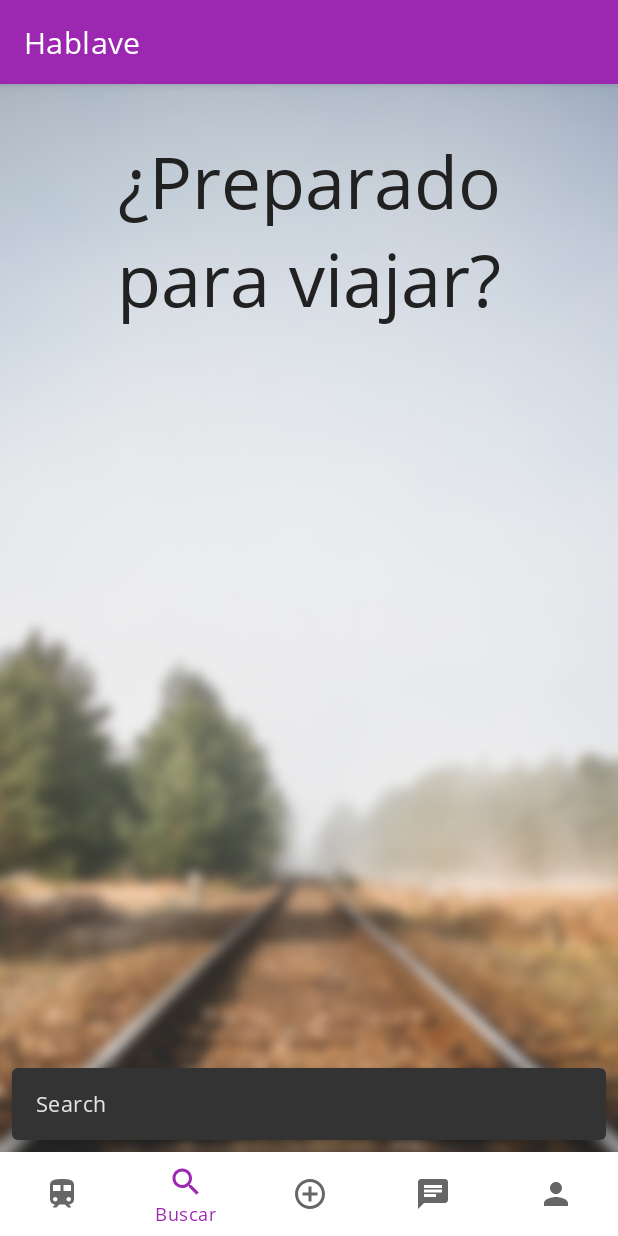
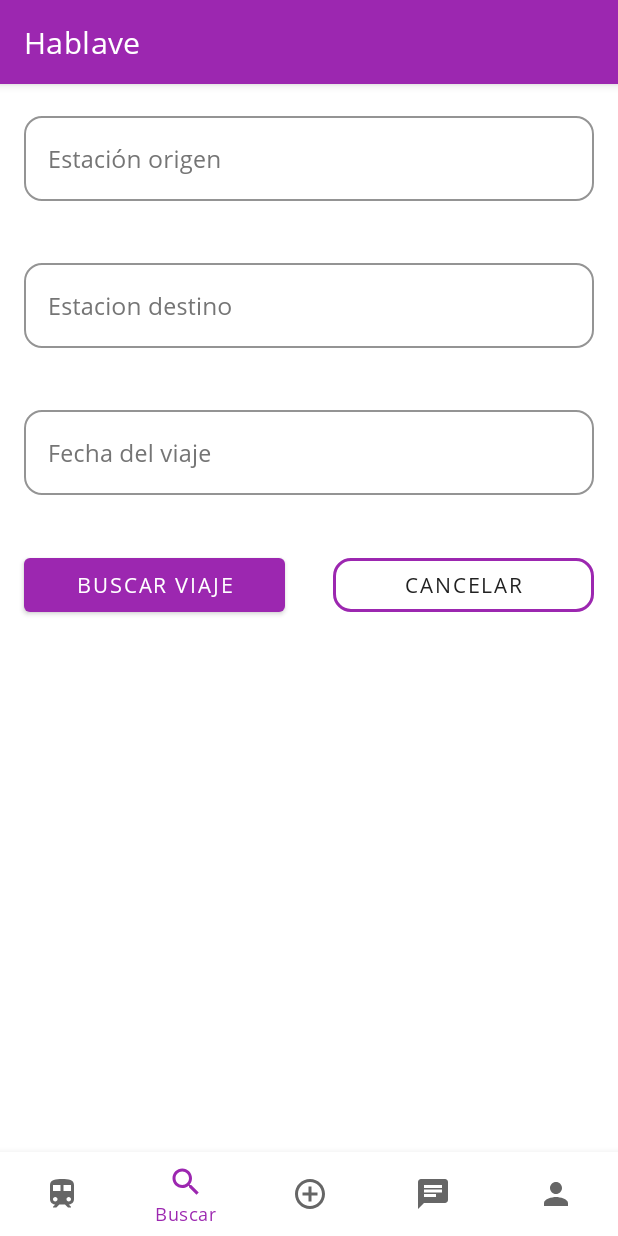
Before and after one commit to ElAdrixHD/hablave2.0, an Android app: the screen it shows after launch once a user with an empty profile is signed in (PrincipalActivity), item 2 of the bottom bar chosen, on a phone screen of 412 x 824 dp. Run offline under Robolectric (Android 15) with nearby library versions, the phone set to English and light mode, and no system bars; our stand-ins replace Firebase (no records; nobody signed in at launch, a user with empty details on screens opened directly).

Commit message:
Empezando search

```diff
--- a/app/src/main/java/es/adrianmmudarra/hablave/data/repository/FirebaseDatabaseStationRepository.kt
+++ b/app/src/main/java/es/adrianmmudarra/hablave/data/repository/FirebaseDatabaseStationRepository.kt
@@ -6,6 +6,9 @@ import es.adrianmmudarra.hablave.data.model.Station
 class FirebaseDatabaseStationRepository {
 
     interface CreateTripInteract{
+        fun onSuccessGetStation(stations: ArrayList<Station>)
+    }
+    interface SearchTripInteract{
         fun onSuccessGetStation(stations: ArrayList<Station>)
     }
 
@@ -31,4 +34,14 @@ class FirebaseDatabaseStationRepository {
             createTripInteract.onSuccessGetStation(stations)
         }
     }
+
+    fun getStations(searchTripInteract: SearchTripInteract){
+        val stations = ArrayList<Station>()
+        database.collection("Station").get().addOnSuccessListener { documents ->
+            for (document in documents) {
+                stations.add(document.toObject(Station::class.java))
+            }
+            searchTripInteract.onSuccessGetStation(stations)
+        }
+    }
 }
--- a/app/src/main/java/es/adrianmmudarra/hablave/ui/principal/PrincipalActivity.kt
+++ b/app/src/main/java/es/adrianmmudarra/hablave/ui/principal/PrincipalActivity.kt
@@ -15,10 +15,12 @@ import es.adrianmmudarra.hablave.ui.create.CreateTripView
 import es.adrianmmudarra.hablave.ui.login.LoginActivity
 import es.adrianmmudarra.hablave.ui.profile.ProfileDataView
 import es.adrianmmudarra.hablave.ui.profile.ProfileView
+import es.adrianmmudarra.hablave.ui.search.SearchTripPresenter
+import es.adrianmmudarra.hablave.ui.search.SearchTripView
 import kotlinx.android.synthetic.main.layout_main.*
 import kotlinx.android.synthetic.main.layout_principal.*
 
-class PrincipalActivity : AppCompatActivity(), PrincipalView.OnPrincipalViewInteract , ProfileDataView.OnProfileDataInterface, CreateTripView.OnCreateTripInterface, ProfileView.OnProfileViewInterface{
+class PrincipalActivity : AppCompatActivity(), PrincipalView.OnPrincipalViewInteract , ProfileDataView.OnProfileDataInterface, CreateTripView.OnCreateTripInterface, ProfileView.OnProfileViewInterface, SearchTripView.OnSearchTripInterface{
 
     lateinit var mainCoordinator : CoordinatorLayout
         private set
@@ -28,6 +30,9 @@ class PrincipalActivity : AppCompatActivity(), PrincipalView.OnPrincipalViewInte
 
     private var createTripView: CreateTripView? = null
     private var createTripPresenter: CreateTripPresenter? = null
+
+    private var searchTripView: SearchTripView? = null
+    private var searchTripPresenter: SearchTripPresenter? = null
 
     private var doubleBack = false
 
@@ -93,7 +98,20 @@ class PrincipalActivity : AppCompatActivity(), PrincipalView.OnPrincipalViewInte
     }
 
     private fun showSearch() {
-        Snackbar.make(mainCoordinator, "Search", Snackbar.LENGTH_SHORT).show()
+        searchTripView = supportFragmentManager.findFragmentByTag(SearchTripView.TAG) as SearchTripView?
+        if (searchTripView == null){
+            searchTripView = SearchTripView.newInstance(null)
+        }
+        supportFragmentManager.popBackStack(null, FragmentManager.POP_BACK_STACK_INCLUSIVE)
+
+        supportFragmentManager
+            .beginTransaction()
+            .replace(R.id.contenido, searchTripView!!, SearchTripView.TAG)
+            .addToBackStack(null)
+            .commit()
+
+        searchTripPresenter = SearchTripPresenter(searchTripView!!)
+        searchTripView?.setPresenter(searchTripPresenter!!)
     }
 
     private fun showPrincipal() {
@@ -169,4 +187,10 @@ class PrincipalActivity : AppCompatActivity(), PrincipalView.OnPrincipalViewInte
             bottom_nav_menu.selectedItemId = R.id.nav_profile
         }
     }
+
+    override fun onResumeSearchTrip() {
+        if(bottom_nav_menu.selectedItemId != R.id.nav_search){
+            bottom_nav_menu.selectedItemId = R.id.nav_search
+        }
+    }
 }
--- /dev/null
+++ b/app/src/main/java/es/adrianmmudarra/hablave/ui/search/SearchTripPresenter.kt
@@ -0,0 +1,16 @@
+package es.adrianmmudarra.hablave.ui.search
+
+import es.adrianmmudarra.hablave.data.model.Station
+import es.adrianmmudarra.hablave.data.repository.FirebaseDatabaseStationRepository
+
+class SearchTripPresenter(private val view: SearchTripContract.View) : SearchTripContract.Presenter, FirebaseDatabaseStationRepository.SearchTripInteract{
+
+    override fun loadStations() {
+        FirebaseDatabaseStationRepository.getInstance().getStations(this)
+    }
+
+    override fun onSuccessGetStation(stations: ArrayList<Station>) {
+        view.setStations(stations)
+    }
+
+}
--- /dev/null
+++ b/app/src/main/java/es/adrianmmudarra/hablave/ui/search/SearchTripView.kt
@@ -0,0 +1,183 @@
+package es.adrianmmudarra.hablave.ui.search
+
+import android.app.DatePickerDialog
+import android.content.Context
+import android.os.Bundle
+import androidx.fragment.app.Fragment
+import android.view.LayoutInflater
+import android.view.View
+import android.view.ViewGroup
+import android.widget.ArrayAdapter
+import android.widget.Toast
+import androidx.appcompat.app.AlertDialog
+import com.google.android.material.snackbar.Snackbar
+import com.google.android.material.textfield.TextInputEditText
+import es.adrianmmudarra.hablave.R
+import es.adrianmmudarra.hablave.data.model.Station
+import es.adrianmmudarra.hablave.ui.principal.PrincipalActivity
+import kotlinx.android.synthetic.main.fragment_create_trip_view.*
+import kotlinx.android.synthetic.main.fragment_search_trip_view.*
+import java.util.*
+import kotlin.collections.ArrayList
+
+class SearchTripView : Fragment(), SearchTripContract.View {
+
+    private var activity: OnSearchTripInterface? = null
+    private var presenter: SearchTripContract.Presenter? = null
+
+    private val stations : ArrayList<Station> = ArrayList()
+    private var adapter: ArrayAdapter<Station>? = null
+
+    private var stationOrigin: Station? = null
+    private var stationDest: Station? = null
+
+    override fun onCreate(savedInstanceState: Bundle?) {
+        super.onCreate(savedInstanceState)
+        retainInstance = true
+    }
+
+    override fun onResume() {
+        super.onResume()
+        activity?.onResumeSearchTrip()
+    }
+
+    override fun onStart() {
+        super.onStart()
+        presenter?.loadStations()
+    }
+
+    override fun onAttach(context: Context) {
+        super.onAttach(context)
+        activity = context as OnSearchTripInterface
+    }
+
+    override fun onDetach() {
+        super.onDetach()
+        activity = null
+    }
+
+    override fun onCreateView(
+        inflater: LayoutInflater, container: ViewGroup?,
+        savedInstanceState: Bundle?
+    ): View? {
+        // Inflate the layout for this fragment
+        return inflater.inflate(R.layout.fragment_search_trip_view, container, false)
+    }
+
+    override fun onViewCreated(view: View, savedInstanceState: Bundle?) {
+        super.onViewCreated(view, savedInstanceState)
+
+        tiledSearchTripStationOrigin.setOnClickListener {
+            adapter = ArrayAdapter(context!!, android.R.layout.simple_expandable_list_item_1, stations)
+            val alertDialog: AlertDialog.Builder = AlertDialog.Builder(context!!)
+                .setSingleChoiceItems(
+                    adapter,
+                    0
+                ) { dialog, item ->
+                    stationOrigin = adapter!!.getItem(item)
+                    (it as TextInputEditText).setText(adapter!!.getItem(item).toString())
+                    dialog.dismiss() }
+
+            alertDialog.create().show()
+        }
+        tiledSearchTripStationDest.setOnClickListener {
+            adapter = ArrayAdapter(context!!, android.R.layout.simple_expandable_list_item_1, stations)
+            val alertDialog: AlertDialog.Builder = AlertDialog.Builder(context!!)
+                .setSingleChoiceItems(
+                    adapter,
+                    0
+                ) { dialog, item ->
+                    stationDest = adapter!!.getItem(item)
+                    (it as TextInputEditText).setText(adapter!!.getItem(item).toString())
+                    dialog.dismiss() }
+
+            alertDialog.create().show()
+        }
+
+        tiledSearchTripDate.setOnClickListener {
+            clickDataPicker()
+        }
+
+        btnSearchTripCancel.setOnClickListener {
+            activity?.onCancel()
+        }
+    }
+
+    interface OnSearchTripInterface{
+        fun onResumeSearchTrip()
+        fun onCancel()
+    }
+
+    companion object {
+        const val TAG = "SearchTripView"
+        @JvmStatic
+        fun newInstance(bundle: Bundle?) =
+            SearchTripView().apply {
+                arguments = bundle
+            }
+    }
+
+    private fun clickDataPicker() {
+        val c = Calendar.getInstance()
+        val year = c.get(Calendar.YEAR)
+        val month = c.get(Calendar.MONTH)
+        val day = c.get(Calendar.DAY_OF_MONTH)
+
+        val dpd = DatePickerDialog(context!!, DatePickerDialog.OnDateSetListener { _, myYear, monthOfYear, dayOfMonth ->
+            tiledSearchTripDate.setText("$myYear-${String.format("%02d",monthOfYear+1)}-${String.format("%02d",dayOfMonth)}")
+
+        }, year, month, day)
+        dpd.datePicker.minDate = c.add(Calendar.DAY_OF_MONTH,1).let { c.timeInMillis }
+        dpd.show()
+    }
+
+    override fun onErrorStationOrigin(error: Int) {
+        tilSearchTripStationOrigin.error = getString(error)
+    }
+
+    override fun onClearStationOrigin() {
+        tilSearchTripStationOrigin.error = null
+    }
+
+    override fun onErrorStationDest(error: Int) {
+        tilSearchTripStationDest.error = getString(error)
+    }
+
+    override fun onClearStationDest() {
+        tilSearchTripStationDest.error = null
+    }
+
+    override fun onErrorDateTrip(error: Int) {
+        tilSearchTripDate.error = getString(error)
+    }
+
+    override fun onClearDateTrip() {
+        tilSearchTripDate.error = null
+    }
+
+    override fun setStations(station: ArrayList<Station>) {
+        this.stations.clear()
+        this.stations.addAll(station)
+        this.adapter?.notifyDataSetChanged()
+    }
+
+    override fun setPresenter(presenter: SearchTripContract.Presenter) {
+        this.presenter = presenter
+    }
+
+    override fun onToastError(error: Int) {
+        Toast.makeText(context, getString(error), Toast.LENGTH_SHORT).show()
+    }
+
+    override fun onToastError(error: String) {
+        Toast.makeText(context, error, Toast.LENGTH_SHORT).show()
+    }
+
+    override fun onSnakbarError(error: Int) {
+        Snackbar.make((activity as PrincipalActivity).mainCoordinator,getString(error), Snackbar.LENGTH_SHORT).show()
+    }
+
+    override fun onSnakbarError(error: String) {
+        Snackbar.make((activity as PrincipalActivity).mainCoordinator,error, Snackbar.LENGTH_SHORT).show()
+    }
+}
--- /dev/null
+++ b/app/src/main/res/layout/fragment_search_trip_view.xml
@@ -0,0 +1,92 @@
+<?xml version="1.0" encoding="utf-8"?>
+<LinearLayout xmlns:android="http://schemas.android.com/apk/res/android"
+    xmlns:tools="http://schemas.android.com/tools"
+    android:layout_width="match_parent"
+    android:layout_height="match_parent"
+    xmlns:app="http://schemas.android.com/apk/res-auto"
+    android:orientation="vertical">
+
+    <com.google.android.material.textfield.TextInputLayout
+        android:id="@+id/tilSearchTripStationOrigin"
+        style="@style/TextInputLayoutCustom"
+        android:layout_width="match_parent"
+        android:layout_height="wrap_content"
+        android:layout_marginHorizontal="@dimen/margin_16dp"
+        android:layout_marginTop="@dimen/margin_16dp"
+        app:errorEnabled="true">
+
+        <com.google.android.material.textfield.TextInputEditText
+            android:id="@+id/tiledSearchTripStationOrigin"
+            android:layout_width="match_parent"
+            android:layout_height="wrap_content"
+            android:hint="@string/estacion_origen"
+            android:clickable="true"
+            android:focusable="false"
+            android:inputType="none"/>
+    </com.google.android.material.textfield.TextInputLayout>
+
+    <com.google.android.material.textfield.TextInputLayout
+        android:id="@+id/tilSearchTripStationDest"
+        style="@style/TextInputLayoutCustom"
+        android:layout_width="match_parent"
+        android:layout_height="wrap_content"
+        android:layout_marginHorizontal="@dimen/margin_16dp"
+        android:layout_marginTop="@dimen/margin_16dp"
+        app:errorEnabled="true">
+
+        <com.google.android.material.textfield.TextInputEditText
+            android:id="@+id/tiledSearchTripStationDest"
+            android:layout_width="match_parent"
+            android:layout_height="wrap_content"
+            android:hint="@string/estacion_destino"
+            android:clickable="true"
+            android:focusable="false"
+            android:inputType="none"/>
+    </com.google.android.material.textfield.TextInputLayout>
+
+    <com.google.android.material.textfield.TextInputLayout
+        android:id="@+id/tilSearchTripDate"
+        style="@style/TextInputLayoutCustom"
+        android:layout_width="match_parent"
+        android:layout_height="wrap_content"
+        android:layout_marginHorizontal="@dimen/margin_16dp"
+        android:layout_marginTop="@dimen/margin_16dp"
+        app:errorEnabled="true">
+
+        <com.google.android.material.textfield.TextInputEditText
+            android:id="@+id/tiledSearchTripDate"
+            android:layout_width="match_parent"
+            android:layout_height="wrap_content"
+            android:hint="@string/fecha_viaje"
+            android:clickable="true"
+            android:focusable="false"
+            android:inputType="none"/>
+    </com.google.android.material.textfield.TextInputLayout>
+
+    <LinearLayout
+        android:layout_width="match_parent"
+        android:layout_height="wrap_content"
+        android:orientation="horizontal"
+        android:visibility="visible">
+
+        <Button
+            android:id="@+id/btnSearchTrip"
+            android:layout_width="0dp"
+            android:layout_height="wrap_content"
+            android:layout_marginHorizontal="@dimen/margin_16dp"
+            android:layout_marginTop="@dimen/margin_16dp"
+            android:layout_weight="1"
+            android:text="@string/buscar_viaje" />
+
+        <Button
+            android:id="@+id/btnSearchTripCancel"
+            style="@style/ButtonOutlined"
+            android:layout_width="0dp"
+            android:layout_height="wrap_content"
+            android:layout_marginTop="@dimen/margin_16dp"
+            android:layout_marginHorizontal="@dimen/margin_16dp"
+            android:layout_weight="1"
+            android:text="@string/cancelar" />
+    </LinearLayout>
+
+</LinearLayout>
--- a/app/src/main/res/values/strings.xml
+++ b/app/src/main/res/values/strings.xml
@@ -60,4 +60,5 @@
     <string name="emptyPrice">El campo del precio no puede estar vacio</string>
     <string name="invalid_price_format">Debes poner un precio valido</string>
     <string name="date_trip_empty">El campo de la fecha no puede estar vacio</string>
+    <string name="buscar_viaje">Buscar viaje</string>
 </resources>
```
Also changed, not shown: app/src/main/java/es/adrianmmudarra/hablave/ui/search/SearchTripContract.kt (added, +19 -0 lines).
